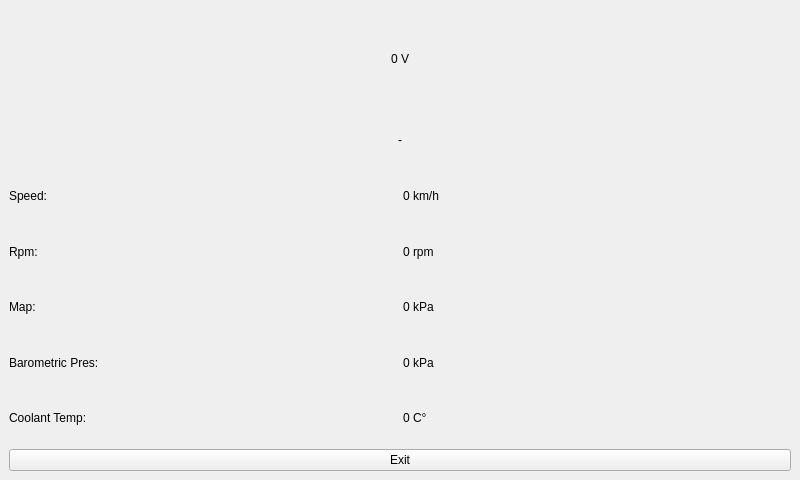
Qt form obdscan.ui (takyonxxx/Elm327_Wifi_Obd2_Qt_Project) before a commit.
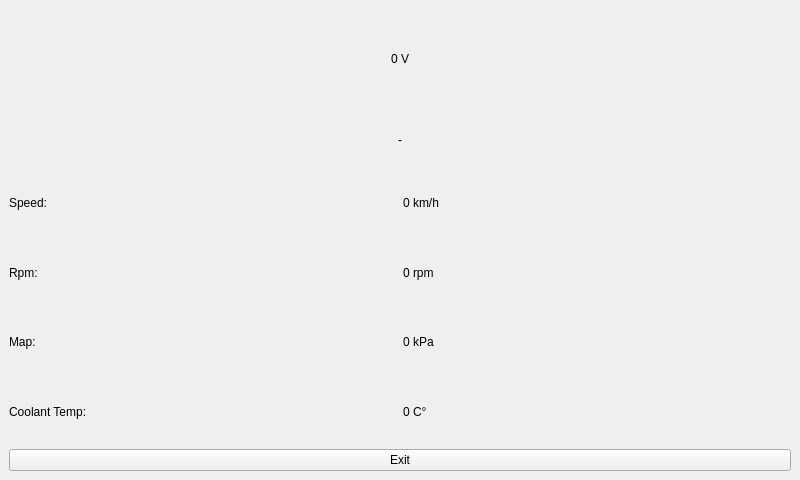
The same form after that commit.

What changed in the file:
```diff
--- a/obdscan.ui
+++ b/obdscan.ui
@@ -33,22 +33,15 @@
     </item>
     <item row="2" column="0">
      <layout class="QGridLayout" name="gridLayout">
-      <item row="3" column="0">
-       <widget class="QLabel" name="labelBaroTitle">
+      <item row="0" column="0">
+       <widget class="QLabel" name="labelSpeedTitle">
         <property name="text">
-         <string>Barometric Pres:</string>
+         <string>Speed:</string>
         </property>
        </widget>
       </item>
-      <item row="0" column="1">
-       <widget class="QLabel" name="labelSpeed">
-        <property name="text">
-         <string>0 km/h</string>
-        </property>
-       </widget>
-      </item>
-      <item row="3" column="1">
-       <widget class="QLabel" name="labelBaro">
+      <item row="2" column="1">
+       <widget class="QLabel" name="labelMap">
         <property name="text">
          <string>0 kPa</string>
         </property>
@@ -61,20 +54,6 @@
         </property>
        </widget>
       </item>
-      <item row="4" column="1">
-       <widget class="QLabel" name="labelCoolant">
-        <property name="text">
-         <string>0 C°</string>
-        </property>
-       </widget>
-      </item>
-      <item row="4" column="0">
-       <widget class="QLabel" name="labelCoolantTitle">
-        <property name="text">
-         <string>Coolant Temp:</string>
-        </property>
-       </widget>
-      </item>
       <item row="2" column="0">
        <widget class="QLabel" name="labelMapTitle">
         <property name="text">
@@ -82,10 +61,24 @@
         </property>
        </widget>
       </item>
-      <item row="0" column="0">
-       <widget class="QLabel" name="labelSpeedTitle">
+      <item row="3" column="0">
+       <widget class="QLabel" name="labelCoolantTitle">
         <property name="text">
-         <string>Speed:</string>
+         <string>Coolant Temp:</string>
+        </property>
+       </widget>
+      </item>
+      <item row="3" column="1">
+       <widget class="QLabel" name="labelCoolant">
+        <property name="text">
+         <string>0 C°</string>
+        </property>
+       </widget>
+      </item>
+      <item row="0" column="1">
+       <widget class="QLabel" name="labelSpeed">
+        <property name="text">
+         <string>0 km/h</string>
         </property>
        </widget>
       </item>
@@ -96,13 +89,6 @@
         </property>
        </widget>
       </item>
-      <item row="2" column="1">
-       <widget class="QLabel" name="labelMap">
-        <property name="text">
-         <string>0 kPa</string>
-        </property>
-       </widget>
-      </item>
      </layout>
     </item>
     <item row="4" column="0">
```
